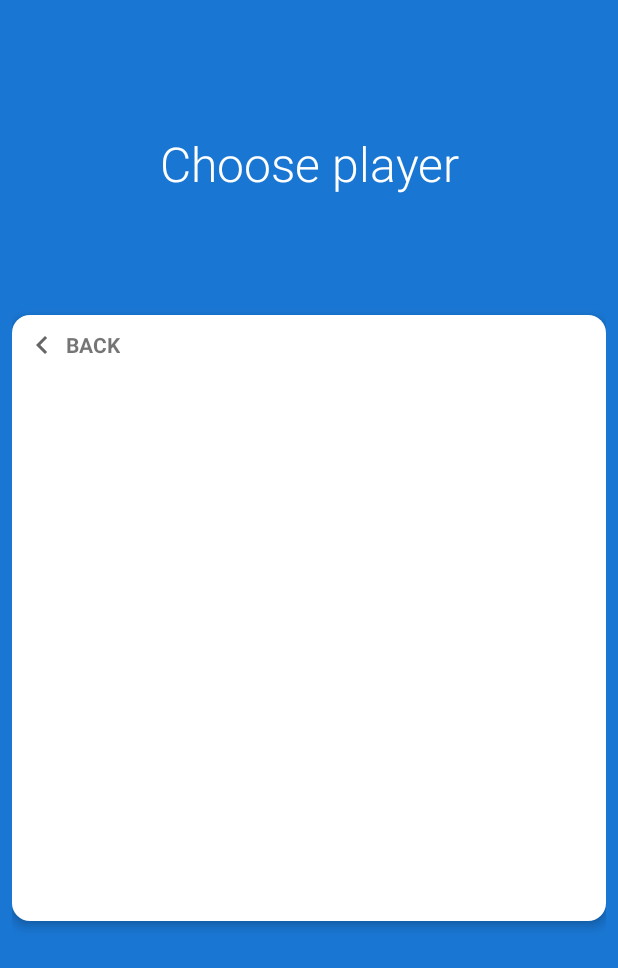
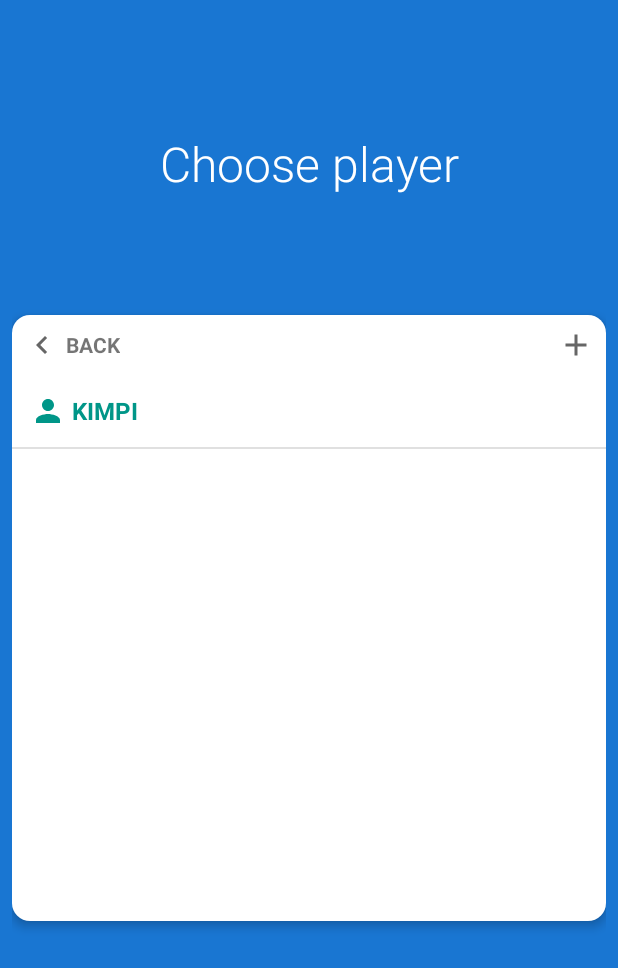
Before and after one commit to kim-iths/App1, an Android app: the screen it shows after launch (MainActivity), after a tap on an icon or button, on a phone screen of 412 x 824 dp. Shown: the top 968 px of the screen. Run offline under Robolectric (Android 15) with nearby library versions, the phone set to English and light mode, and no system bars.

Commit message:
Added the ability to add players (temporarily)

```diff
--- a/app/src/main/java/com/example/app1/FragmentChoosePlayer.kt
+++ /dev/null
@@ -1,43 +0,0 @@
-package com.example.app1
-
-import android.app.Activity
-import android.os.Bundle
-import android.view.LayoutInflater
-import android.view.View
-import android.view.ViewGroup
-import android.widget.LinearLayout
-import android.widget.TextView
-import androidx.fragment.app.Fragment
-import androidx.recyclerview.widget.LinearLayoutManager
-
-class FragmentChoosePlayer : Fragment(){
-
-    lateinit var context: MainActivity
-
-
-    override fun onCreateView(
-        inflater: LayoutInflater,
-        container: ViewGroup?,
-        savedInstanceState: Bundle?
-    ): View? {
-        val view = inflater.inflate(R.layout.fragment_choose_player, container, false)
-
-        context = (activity as MainActivity)
-
-        val backButton = view.findViewById<TextView>(R.id.buttonBack)
-        val outside0 = view.findViewById<LinearLayout>(R.id.outsideView0)
-        val outside1 = view.findViewById<LinearLayout>(R.id.outsideView1)
-
-
-        backButton.setOnClickListener { returnToMainMenu() }
-        outside0.setOnClickListener { returnToMainMenu() }
-        outside1.setOnClickListener { returnToMainMenu() }
-
-        return view
-    }
-
-    fun returnToMainMenu(){
-        context.returnToMainMenu()
-    }
-
-}
--- a/app/src/main/java/com/example/app1/GameActivity.kt
+++ b/app/src/main/java/com/example/app1/GameActivity.kt
@@ -4,6 +4,8 @@ import android.os.Bundle
 import android.widget.Button
 import android.widget.TextView
 import androidx.appcompat.app.AppCompatActivity
+import com.example.app1.fragments.FragmentGame
+import com.example.app1.fragments.FragmentGameOver
 
 class GameActivity : AppCompatActivity(){
 
@@ -32,7 +34,7 @@ class GameActivity : AppCompatActivity(){
     fun gameOver(){
         val transaction = supportFragmentManager.beginTransaction()
 
-        transaction.replace(R.id.container,FragmentGameOver(), "fragment")
+        transaction.replace(R.id.container, FragmentGameOver(), "fragment")
         transaction.commit()
     }
 
--- a/app/src/main/java/com/example/app1/MainActivity.kt
+++ b/app/src/main/java/com/example/app1/MainActivity.kt
@@ -2,17 +2,21 @@ package com.example.app1
 
 import androidx.appcompat.app.AppCompatActivity
 import android.os.Bundle
-import android.os.CountDownTimer
-import android.os.SystemClock
-import android.widget.*
-import kotlinx.android.synthetic.main.activity_main.*
-import kotlin.random.Random
+import com.example.app1.fragments.FragmentChoosePlayer
+import com.example.app1.fragments.FragmentMainMenu
 
 class MainActivity : AppCompatActivity() {
+
+    val playerList = mutableListOf<Player>()
+    lateinit var currentPlayer: Player
 
     override fun onCreate(savedInstanceState: Bundle?) {
         super.onCreate(savedInstanceState)
         setContentView(R.layout.activity_main)
+
+        val testPlayer = Player("kimpi")
+        playerList.add(testPlayer)
+        currentPlayer = playerList[0]
 
         supportActionBar?.hide()
         val transaction = supportFragmentManager.beginTransaction()
--- a/app/src/main/java/com/example/app1/MainMenuActivity.kt
+++ /dev/null
@@ -1,20 +0,0 @@
-package com.example.app1
-
-import android.content.Intent
-import androidx.appcompat.app.AppCompatActivity
-import android.os.Bundle
-import android.widget.Button
-import android.widget.RelativeLayout
-import android.widget.TextView
-import org.w3c.dom.Text
-import kotlin.system.exitProcess
-
-class MainMenuActivity : AppCompatActivity() {
-    override fun onCreate(savedInstanceState: Bundle?) {
-        super.onCreate(savedInstanceState)
-        setContentView(R.layout.fragment_main_menu)
-
-
-
-    }
-}
--- /dev/null
+++ b/app/src/main/java/com/example/app1/PlayerListAdapter.kt
@@ -0,0 +1,30 @@
+package com.example.app1
+
+import android.content.Context
+import android.view.ContextMenu
+import android.view.LayoutInflater
+import android.view.View
+import android.view.ViewGroup
+import android.widget.BaseAdapter
+import android.widget.TextView
+import java.util.zip.Inflater
+
+class PlayerListAdapter(val context: Context, val listPlayers: MutableList<Player>) : BaseAdapter() {
+
+    val inflater = LayoutInflater.from(context)
+
+    override fun getCount() = listPlayers.size
+
+    override fun getItem(p0: Int) = listPlayers[p0]
+
+    override fun getItemId(p0: Int) = p0.toLong()
+
+    override fun getView(p0: Int, p1: View?, p2: ViewGroup?): View {
+        val view = inflater.inflate(R.layout.list_item_player, null, false)
+
+        val playerTextView = view.findViewById<TextView>(R.id.textViewPlayer)
+        playerTextView.text = listPlayers[p0].name
+
+        return view
+    }
+}
--- /dev/null
+++ b/app/src/main/java/com/example/app1/fragments/FragmentChoosePlayer.kt
@@ -0,0 +1,68 @@
+package com.example.app1.fragments
+
+import android.app.AlertDialog
+import android.os.Bundle
+import android.view.LayoutInflater
+import android.view.View
+import android.view.ViewGroup
+import android.widget.*
+import androidx.fragment.app.Fragment
+import com.example.app1.MainActivity
+import com.example.app1.Player
+import com.example.app1.PlayerListAdapter
+import com.example.app1.R
+
+class FragmentChoosePlayer : Fragment(){
+
+    lateinit var context: MainActivity
+
+
+    override fun onCreateView(
+        inflater: LayoutInflater,
+        container: ViewGroup?,
+        savedInstanceState: Bundle?
+    ): View? {
+        val view = inflater.inflate(R.layout.fragment_choose_player, container, false)
+
+        context = (activity as MainActivity)
+
+        val backButton = view.findViewById<TextView>(R.id.buttonBack)
+        val addPlayerButton = view.findViewById<ImageView>(R.id.buttonAddPlayer)
+        val playerListView = view.findViewById<ListView>(R.id.listPlayers)
+        val outside0 = view.findViewById<LinearLayout>(R.id.outsideView0)
+        val outside1 = view.findViewById<LinearLayout>(R.id.outsideView1)
+
+        val listAdaper = PlayerListAdapter(context, context.playerList)
+        playerListView.adapter = listAdaper
+
+
+
+        backButton.setOnClickListener { returnToMainMenu() }
+        addPlayerButton.setOnClickListener { addPlayer() }
+        outside0.setOnClickListener { returnToMainMenu() }
+        outside1.setOnClickListener { returnToMainMenu() }
+
+        return view
+    }
+
+    fun returnToMainMenu(){
+        context.returnToMainMenu()
+    }
+
+    fun addPlayer(){
+        val dialogBuilder = AlertDialog.Builder(context)
+
+        val editText = EditText(context)
+
+        dialogBuilder.setTitle("Add player").setView(editText)
+            .setPositiveButton("Add") { dialogInterface, i ->
+                if(editText.text.toString() != ""){
+                    context.playerList.add(Player(editText.text.toString()))
+                } else Toast.makeText(context, "Enter a username", Toast.LENGTH_SHORT).show()
+            }.setNegativeButton("Cancel", null)
+
+        val alert = dialogBuilder.create()
+        alert.show()
+
+    }
+}
--- a/app/src/main/java/com/example/app1/FragmentGame.kt
+++ b/app/src/main/java/com/example/app1/fragments/FragmentGame.kt
@@ -1,4 +1,4 @@
-package com.example.app1
+package com.example.app1.fragments
 
 import android.os.Bundle
 import android.os.SystemClock
@@ -7,6 +7,10 @@ import android.view.View
 import android.view.ViewGroup
 import android.widget.*
 import androidx.fragment.app.Fragment
+import com.example.app1.ButtonAdapter
+import com.example.app1.ColorButton
+import com.example.app1.GameActivity
+import com.example.app1.R
 import kotlin.random.Random
 
 class FragmentGame : Fragment(){
--- a/app/src/main/java/com/example/app1/FragmentGameOver.kt
+++ b/app/src/main/java/com/example/app1/fragments/FragmentGameOver.kt
@@ -1,4 +1,4 @@
-package com.example.app1
+package com.example.app1.fragments
 
 import android.os.Bundle
 import android.view.LayoutInflater
@@ -7,6 +7,8 @@ import android.view.ViewGroup
 import android.widget.Button
 import android.widget.TextView
 import androidx.fragment.app.Fragment
+import com.example.app1.GameActivity
+import com.example.app1.R
 
 class FragmentGameOver : Fragment(){
 
--- a/app/src/main/java/com/example/app1/FragmentMainMenu.kt
+++ b/app/src/main/java/com/example/app1/fragments/FragmentMainMenu.kt
@@ -1,4 +1,4 @@
-package com.example.app1
+package com.example.app1.fragments
 
 import android.content.Intent
 import android.os.Bundle
@@ -8,6 +8,11 @@ import android.view.ViewGroup
 import android.widget.RelativeLayout
 import android.widget.TextView
 import androidx.fragment.app.Fragment
+import com.example.app1.GameActivity
+import com.example.app1.MainActivity
+import com.example.app1.Player
+import com.example.app1.R
+import kotlinx.android.synthetic.main.fragment_choose_player.*
 
 class FragmentMainMenu : Fragment(){
 
@@ -28,15 +33,13 @@ class FragmentMainMenu : Fragment(){
         val tutorialButton = view.findViewById<RelativeLayout>(R.id.buttonTutorial)
         val settingsButton = view.findViewById<RelativeLayout>(R.id.buttonSettings)
 
-        val testPlayer = Player("kimpi")
-
-        currentPlayerTextView.text = resources.getText(R.string.current_player).toString() + " " + testPlayer.name
+        currentPlayerTextView.text = resources.getText(R.string.current_player).toString() + " " + context.currentPlayer.name
 
         currentPlayerButton.setOnClickListener { context.choosePlayer() }
 
         playButton.setOnClickListener {
             val i = Intent(activity, GameActivity::class.java)
-            i.putExtra("currentPlayer", testPlayer)
+            i.putExtra("currentPlayer", context.currentPlayer)
             startActivity(i)
         }
 
--- /dev/null
+++ b/app/src/main/res/drawable/icon_add.xml
@@ -0,0 +1,10 @@
+<vector xmlns:android="http://schemas.android.com/apk/res/android"
+    android:width="24dp"
+    android:height="24dp"
+    android:viewportWidth="24"
+    android:viewportHeight="24"
+    android:tint="?attr/colorControlNormal">
+  <path
+      android:fillColor="@android:color/white"
+      android:pathData="M19,13h-6v6h-2v-6H5v-2h6V5h2v6h6v2z"/>
+</vector>
--- a/app/src/main/res/layout/activity_game.xml
+++ b/app/src/main/res/layout/activity_game.xml
@@ -16,7 +16,7 @@
             android:layout_width="wrap_content"
             android:layout_height="wrap_content"
             android:backgroundTint="@android:color/holo_red_light"
-            android:drawableStart="@drawable/arrow_left"
+            android:drawableStart="@drawable/back"
             android:drawableTint="@android:color/white"
             android:text="@string/back"
             android:textColor="@android:color/white" />
--- a/app/src/main/res/layout/fragment_choose_player.xml
+++ b/app/src/main/res/layout/fragment_choose_player.xml
@@ -24,7 +24,7 @@
             android:layout_height="match_parent"/>
     </LinearLayout>
 
-    <LinearLayout
+    <RelativeLayout
         android:orientation="vertical"
         android:elevation="4dp"
         android:background="@drawable/button_background"
@@ -40,16 +40,25 @@
             android:padding="8dp"
             android:drawablePadding="4dp"
             android:text="@string/back"
-            android:drawableStart="@drawable/arrow_left"
+            android:drawableStart="@drawable/back"
+            android:layout_width="wrap_content"
+            android:layout_height="wrap_content"/>
+
+        <ImageView
+            android:id="@+id/buttonAddPlayer"
+            android:padding="8dp"
+            android:src="@drawable/icon_add"
+            android:layout_alignParentEnd="true"
             android:layout_width="wrap_content"
             android:layout_height="wrap_content"/>
 
         <ListView
+            android:layout_below="@id/buttonBack"
             android:id="@+id/listPlayers"
             android:layout_width="match_parent"
             android:layout_height="match_parent"/>
 
-    </LinearLayout>
+    </RelativeLayout>
 
     <LinearLayout
         android:orientation="vertical"
--- a/app/src/main/res/layout/fragment_game.xml
+++ b/app/src/main/res/layout/fragment_game.xml
@@ -7,7 +7,7 @@
     android:layout_height="match_parent"
     android:orientation="vertical"
     android:layout_marginTop="16dp"
-    tools:context=".FragmentGame">
+    tools:context=".fragments.FragmentGame">
 
     <TextView
         android:textAllCaps="true"
--- /dev/null
+++ b/app/src/main/res/layout/list_item_player.xml
@@ -0,0 +1,22 @@
+<?xml version="1.0" encoding="utf-8"?>
+<LinearLayout xmlns:android="http://schemas.android.com/apk/res/android"
+    android:orientation="horizontal"
+    android:layout_width="match_parent"
+    android:layout_height="match_parent">
+
+    <TextView
+        android:drawablePadding="4dp"
+        android:gravity="center_vertical"
+        android:drawableStart="@drawable/icon_player"
+        android:drawableTint="@color/colorScheme3Light"
+        android:textColor="@color/colorScheme3Light"
+        android:text="Player"
+        android:padding="12dp"
+        android:textSize="16sp"
+        android:textStyle="bold"
+        android:textAllCaps="true"
+        android:id="@+id/textViewPlayer"
+        android:layout_width="match_parent"
+        android:layout_height="wrap_content"/>
+
+</LinearLayout>
```
Also changed, not shown: app/src/main/res/drawable/back.xml (renamed from app/src/main/res/drawable/arrow_left.xml).
